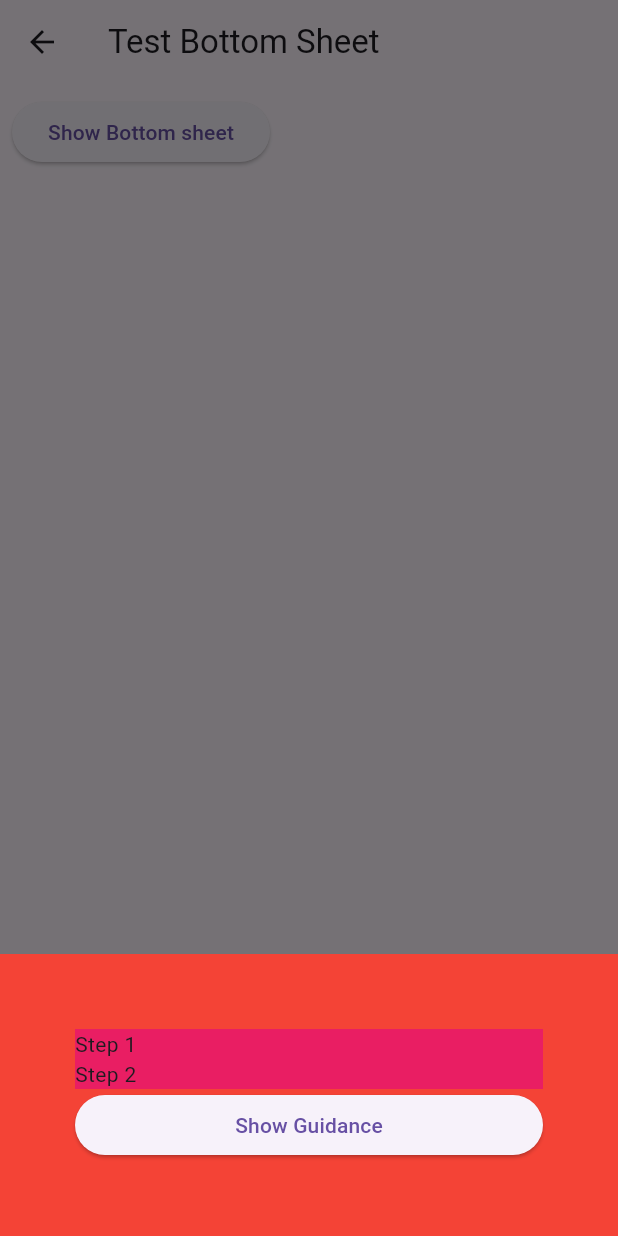
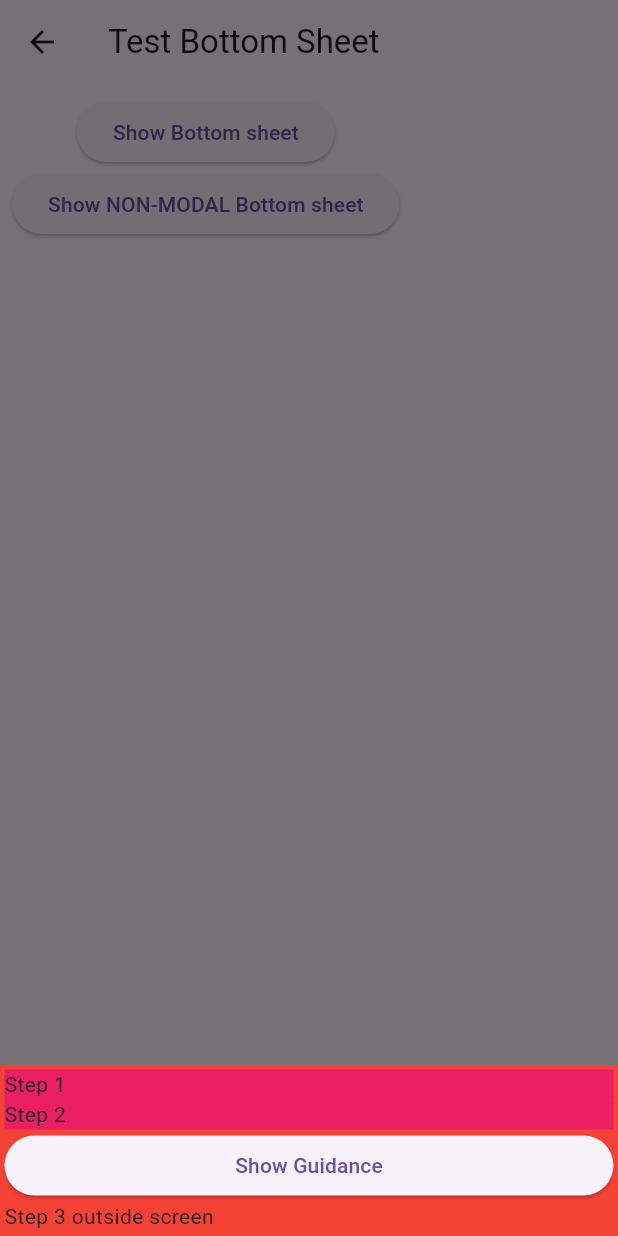
Before and after one commit to robert-luoqing/flutter_user_guildance, a Flutter app: the TestBottomSheetPage screen opened by its route, after a tap on "Show Bottom sheet", on a phone screen of 412 x 824 dp. Run offline on Flutter 3.47's test engine with Material 3 defaults, Android fonts, the phone set to English and light mode, and no system bars.

Commit message:
Add useModalAsMask to support bottom sheet and modal bottom sheet.

```diff
--- a/example/lib/test_bottom_sheet.dart
+++ b/example/lib/test_bottom_sheet.dart
@@ -3,8 +3,8 @@
 
 class TestBottomSheetPage extends StatefulWidget {
   const TestBottomSheetPage({
-    Key? key,
-  }) : super(key: key);
+    super.key,
+  });
 
   @override
   State<TestBottomSheetPage> createState() => _TestBottomSheetPageState();
@@ -18,8 +18,8 @@
     super.initState();
     userGuidanceController.addListener(() {
       var step = userGuidanceController.value.current?.data.step;
-      debugPrint("Step: $step, The guidance finished: " +
-          (step == null ? "true" : "false"));
+      debugPrint(
+          "Step: $step, The guidance finished: ${step == null ? "true" : "false"}");
     });
   }
 
@@ -33,12 +33,13 @@
     return UserGuidance(
         controller: userGuidanceController,
         showMaskWhenMissCondition: true,
+        useModalAsMask: true,
         opacity: 0.5,
         child: SafeArea(
             child: Container(
                 color: Colors.red,
                 child: Padding(
-                    padding: const EdgeInsets.all(50.0),
+                    padding: const EdgeInsets.all(3.0),
                     child: Column(
                         crossAxisAlignment: CrossAxisAlignment.stretch,
                         mainAxisSize: MainAxisSize.min,
@@ -48,26 +49,34 @@
                               tag: "Step 1",
                               child: Container(
                                 color: Colors.pink,
-                                child: Text("Step 1"),
+                                child: const Text("Step 1"),
                               )),
                           UserGuildanceAnchor(
                               step: 1,
                               tag: "Step 2",
                               child: Container(
                                 color: Colors.pink,
-                                child: Text("Step 2"),
+                                child: const Text("Step 2"),
                               )),
                           ElevatedButton(
                               onPressed: () async {
                                 userGuidanceController.show();
                               },
                               child: const Text("Show Guidance")),
+                          const UserGuildanceAnchor(
+                            step: 3,
+                            tag: "Step 3",
+                            child: Text("Step 3 outside screen"),
+                          ),
                         ])))));
   }
+
+  final scaffoldKey = GlobalKey<ScaffoldState>();
 
   @override
   Widget build(BuildContext context) {
     return Scaffold(
+        key: scaffoldKey,
         appBar: AppBar(
           title: const Text("Test Bottom Sheet"),
         ),
@@ -84,6 +93,7 @@
                           builder: (BuildContext context) {
                             return buildBottomSheetUI();
                           });
+
                       WidgetsBinding.instance.addPostFrameCallback(
                         (timeStamp) {
                           // userGuidanceController.show();
@@ -92,6 +102,22 @@
                     },
                     child: const Text("Show Bottom sheet")),
               ),
+              Padding(
+                padding: const EdgeInsets.only(top: 0),
+                child: ElevatedButton(
+                    onPressed: () async {
+                      scaffoldKey.currentState!
+                          .showBottomSheet((BuildContext context) {
+                        return buildBottomSheetUI();
+                      });
+                      WidgetsBinding.instance.addPostFrameCallback(
+                        (timeStamp) {
+                          // userGuidanceController.show();
+                        },
+                      );
+                    },
+                    child: const Text("Show NON-MODAL Bottom sheet")),
+              ),
             ]),
           ),
         ));
--- a/example/pubspec.yaml
+++ b/example/pubspec.yaml
@@ -18,7 +18,7 @@
 version: 1.0.0+1
 
 environment:
-  sdk: ">=2.15.0 <3.0.0"
+  sdk: ">=2.17.0 <3.0.0"
 
 # Dependencies specify other packages that your package needs in order to work.
 # To automatically upgrade your package dependencies to the latest versions
--- a/lib/src/user_guildance_anchor.dart
+++ b/lib/src/user_guildance_anchor.dart
@@ -163,12 +163,7 @@
   handleReportPosition() {
     try {
       if (reportType == null) {
-        var bottomSheetRenderObj = findParentRenderObject(
-            "_RenderBottomSheetLayoutWithSizeListener", true);
-        var positionObj =
-            localToGlobal(const Offset(0, 0), ancestor: bottomSheetRenderObj);
-
-        // var positionObj = localToGlobal(const Offset(0, 0));
+        var positionObj = localToGlobal(const Offset(0, 0));
 
         bool? inScrollZone;
         if (scrollPosition != null) {
--- a/lib/src/user_guildance_inner.dart
+++ b/lib/src/user_guildance_inner.dart
@@ -1,4 +1,5 @@
 import 'package:flutter/cupertino.dart';
+import 'package:flutter/foundation.dart';
 import 'package:flutter/material.dart';
 
 import '../flutter_user_guildance.dart';
@@ -65,7 +66,8 @@
       this.showMaskWhenMissCondition = false,
       this.moveNextOnTap = true,
       this.customAnchors,
-      this.module})
+      this.module,
+      this.useModalAsMask = false})
       : super(key: key);
 
   final Widget child;
@@ -95,6 +97,8 @@
   /// If anchor have module, the UserGuidance only receive same module data
   final String? module;
 
+  final bool useModalAsMask;
+
   @override
   UserGuidanceState createState() => UserGuidanceState();
 }
@@ -103,10 +107,14 @@
   /// Anchor data
   final List<AnchorData> anchorDatas = [];
 
+  /// Does the dialog is show up
+  BuildContext? _dialogContext;
+
   @override
   void initState() {
     super.initState();
     widget.controller.attach(this);
+    widget.controller.addListener(monitorGuidanceValueChange);
   }
 
   @override
@@ -114,6 +122,8 @@
     if (widget.controller != oldWidget.controller) {
       widget.controller.attach(this);
       oldWidget.controller.detach();
+      widget.controller.addListener(monitorGuidanceValueChange);
+      oldWidget.controller.removeListener(monitorGuidanceValueChange);
     }
 
     super.didUpdateWidget(oldWidget);
@@ -280,6 +290,16 @@
 
   @override
   Widget build(BuildContext context) {
+    if (widget.useModalAsMask) {
+      return UserGuildanceAnchorInherit(
+          anchorDatas: anchorDatas,
+          onPositionChanged: onPositionChanged,
+          module: widget.module,
+          onUpReport: onUpReport,
+          child: Stack(children: [
+            widget.child,
+          ]));
+    } else {
       return UserGuildanceAnchorInherit(
           anchorDatas: anchorDatas,
           onPositionChanged: onPositionChanged,
@@ -299,6 +319,45 @@
             ))
           ]));
     }
+  }
+
+  void monitorGuidanceValueChange() {
+    var step = widget.controller.value.current?.data.step;
+    if (kDebugMode) {
+      print("monitorGuidanceValueChange step: $step");
+    }
+    if (widget.useModalAsMask == false) {
+      return;
+    }
+
+    if (step != null && _dialogContext == null) {
+      showGeneralDialog(
+        context: context,
+        barrierColor: Colors.transparent,
+        barrierDismissible: false,
+        pageBuilder: (context, __, ___) {
+          _dialogContext = context;
+          return Container(
+              height: double.infinity,
+              width: double.infinity,
+              color: Colors.transparent,
+              child: ValueListenableBuilder<UserGuildanceModel>(
+                valueListenable: widget.controller,
+                builder: valueListenableBuilder,
+                child: GestureDetector(
+                    onTap: _handlePressed,
+                    child: Stack(
+                      children: [buildBackgroundAndRect(), buildTipUI()],
+                    )),
+              ));
+        },
+      );
+    }
+    if (step == null && _dialogContext != null) {
+      Navigator.pop(_dialogContext!);
+      _dialogContext = null;
+    }
+  }
 
   void _handlePressed() {
     if (widget.moveNextOnTap) {
@@ -309,5 +368,6 @@
   @override
   void dispose() {
     super.dispose();
+    widget.controller.removeListener(monitorGuidanceValueChange);
   }
 }
--- a/pubspec.yaml
+++ b/pubspec.yaml
@@ -1,10 +1,10 @@
 name: flutter_user_guildance
 description: Provide user guidance to user
-version: 2.0.6
+version: 2.0.7
 homepage: https://github.com/robert-luoqing/flutter_user_guildance
 
 environment:
-  sdk: ">=2.15.0 <4.0.0"
+  sdk: ">=2.17.0 <4.0.0"
   flutter: ">=1.17.0"
 
 dependencies:
```
Also changed, not shown: lib/src/user_guildance_controller.dart (+10 -1 lines), example/pubspec.lock, 1 other file. Lines whose indentation alone changed are shown as unchanged.
